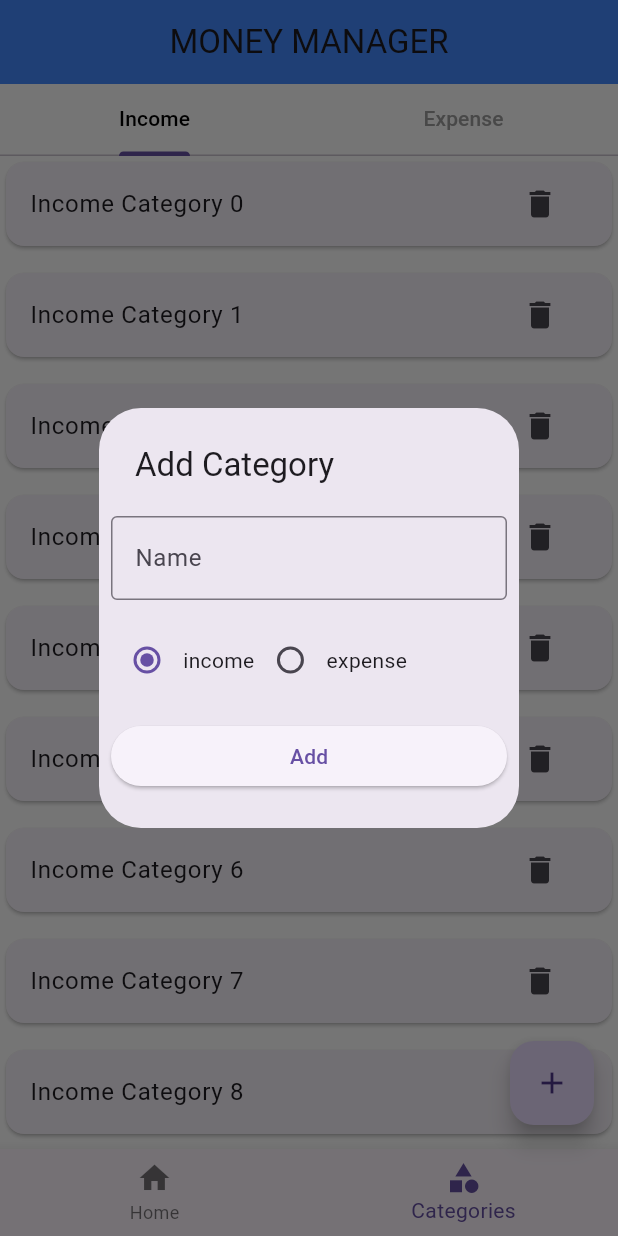
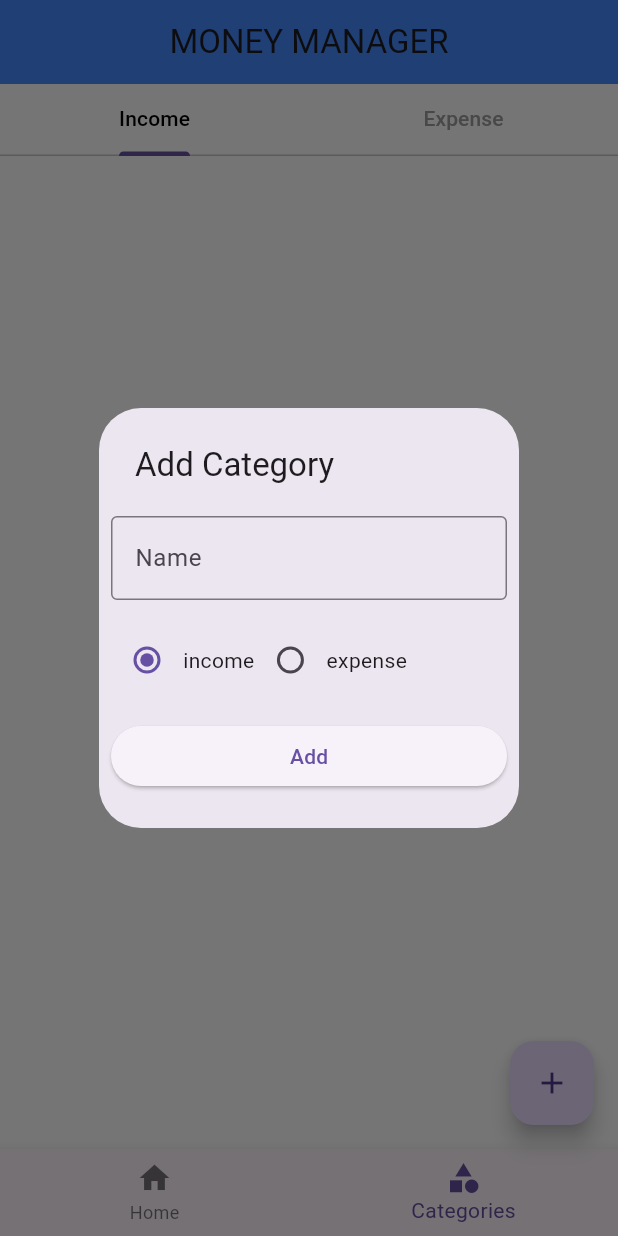
Before and after one commit to Nihal-Mohammed-V/money-management-app, a Flutter app: the screen it shows after launch, item 2 of the bottom bar chosen, after a tap on the "add" icon, on a phone screen of 412 x 824 dp. Run offline on Flutter 3.47's test engine with Material 3 defaults, Android fonts, the phone set to English and light mode, and no system bars; our stand-ins replace hive_flutter; accounts and stored records are empty.

Commit message:
category operations added

```diff
--- a/lib/db/category/category_db.dart
+++ b/lib/db/category/category_db.dart
@@ -1,3 +1,4 @@
+import 'package:flutter/cupertino.dart';
 import 'package:hive_flutter/hive_flutter.dart';
 import 'package:money_management_app/models/category/category_model.dart';
 
@@ -6,13 +7,22 @@ const CATEGORY_DB_NAME = 'category-database';
 abstract class CategoryDbFunctions {
   Future<List<CategoryModel>> getCategories();
   Future<void> insertCategory(CategoryModel value);
+  Future<void> deleteCategory(String categoryId);
 }
 
 class CategoryDb implements CategoryDbFunctions {
+  CategoryDb._internal();
+  static CategoryDb instance = CategoryDb._internal();
+  factory CategoryDb() {
+    return instance;
+  }
+  ValueNotifier<List<CategoryModel>> incomeCategoryList = ValueNotifier([]);
+  ValueNotifier<List<CategoryModel>> expenseCategoryList = ValueNotifier([]);
   @override
   Future<void> insertCategory(CategoryModel value) async {
     final _categoryDB = await Hive.openBox<CategoryModel>(CATEGORY_DB_NAME);
-    _categoryDB.add(value);
+    await _categoryDB.put(value.id, value);
+    refreshUI();
   }
 
   @override
@@ -20,4 +30,26 @@ class CategoryDb implements CategoryDbFunctions {
     final _categoryDB = await Hive.openBox<CategoryModel>(CATEGORY_DB_NAME);
     return _categoryDB.values.toList();
   }
+
+  Future<void> refreshUI() async {
+    final _allCategories = await getCategories();
+    incomeCategoryList.value.clear();
+    expenseCategoryList.value.clear();
+    Future.forEach(_allCategories, (CategoryModel category) {
+      if (category.type == CategoryType.income) {
+        incomeCategoryList.value.add(category);
+      } else {
+        expenseCategoryList.value.add(category);
+      }
+    });
+    incomeCategoryList.notifyListeners();
+    expenseCategoryList.notifyListeners();
+  }
+
+  @override
+  Future<void> deleteCategory(String categoryId) async {
+    final _categoryDb = await Hive.openBox<CategoryModel>(CATEGORY_DB_NAME);
+    await _categoryDb.delete(categoryId);
+    refreshUI();
+  }
 }
--- a/lib/screens/category/category_add.dart
+++ b/lib/screens/category/category_add.dart
@@ -1,10 +1,12 @@
 import 'package:flutter/material.dart';
+import 'package:money_management_app/db/category/category_db.dart';
 import 'package:money_management_app/models/category/category_model.dart';
 
 ValueNotifier<CategoryType> selectedCategory = ValueNotifier(
   CategoryType.income,
 );
 Future<void> showCategoryAddPopup(BuildContext context) async {
+  final _nameEditingContoller = TextEditingController();
   showDialog(
     context: context,
     builder: (ctx) {
@@ -14,6 +16,7 @@ Future<void> showCategoryAddPopup(BuildContext context) async {
           Padding(
             padding: const EdgeInsets.all(8.0),
             child: TextFormField(
+              controller: _nameEditingContoller,
               decoration: InputDecoration(
                 hintText: 'Name',
                 border: OutlineInputBorder(),
@@ -31,7 +34,23 @@ Future<void> showCategoryAddPopup(BuildContext context) async {
           ),
           Padding(
             padding: const EdgeInsets.all(8.0),
-            child: ElevatedButton(onPressed: () {}, child: Text('Add')),
+            child: ElevatedButton(
+              onPressed: () {
+                final _name = _nameEditingContoller.text;
+                if (_name.isEmpty) {
+                  return;
+                }
+                final _type = selectedCategory.value;
+                final _category = CategoryModel(
+                  id: DateTime.now().millisecondsSinceEpoch.toString(),
+                  name: _name,
+                  type: _type,
+                );
+                CategoryDb().insertCategory(_category);
+                Navigator.of(ctx).pop();
+              },
+              child: Text('Add'),
+            ),
           ),
         ],
       );
--- a/lib/screens/category/category_screen.dart
+++ b/lib/screens/category/category_screen.dart
@@ -15,11 +15,9 @@ class _CategoryScreenState extends State<CategoryScreen>
   late TabController _tabController;
   @override
   void initState() {
-    CategoryDb().getCategories().then((value) {
-      print('Categories get');
-      print(value.toString());
-    });
+    CategoryDb().refreshUI();
     _tabController = TabController(length: 2, vsync: this);
+    CategoryDb().refreshUI();
     super.initState();
   }
 
--- a/lib/screens/category/income_category_list.dart
+++ b/lib/screens/category/income_category_list.dart
@@ -1,23 +1,36 @@
 import 'package:flutter/material.dart';
+import 'package:money_management_app/db/category/category_db.dart';
+import 'package:money_management_app/models/category/category_model.dart';
 
 class IncomeCategoryList extends StatelessWidget {
   const IncomeCategoryList({super.key});
 
   @override
   Widget build(BuildContext context) {
+    return ValueListenableBuilder(
+      valueListenable: CategoryDb().incomeCategoryList,
+      builder: (BuildContext ctx, List<CategoryModel> newList, Widget? _) {
         return ListView.separated(
           itemBuilder: (ctx, index) {
+            final category = newList[index];
             return Card(
               child: ListTile(
-            title: Text('Income Category $index'),
-            trailing: IconButton(onPressed: () {}, icon: Icon(Icons.delete)),
+                title: Text(category.name),
+                trailing: IconButton(
+                  onPressed: () {
+                    CategoryDb.instance.deleteCategory(category.id);
+                  },
+                  icon: Icon(Icons.delete),
+                ),
               ),
             );
           },
-      itemCount: 100,
+          itemCount: newList.length,
           separatorBuilder: (ctx, index) {
             return const SizedBox(height: 10);
           },
         );
+      },
+    );
   }
 }
--- a/lib/screens/home/home_screen.dart
+++ b/lib/screens/home/home_screen.dart
@@ -1,6 +1,4 @@
 import 'package:flutter/material.dart';
-import 'package:money_management_app/db/category/category_db.dart';
-import 'package:money_management_app/models/category/category_model.dart';
 import 'package:money_management_app/screens/category/category_add.dart';
 import 'package:money_management_app/screens/category/category_screen.dart';
 import 'package:money_management_app/screens/home/widgets/bottom_navigation.dart';
```
Also changed, not shown: lib/screens/category/expense_category_list.dart (+16 -3 lines). Lines whose indentation alone changed are shown as unchanged.
